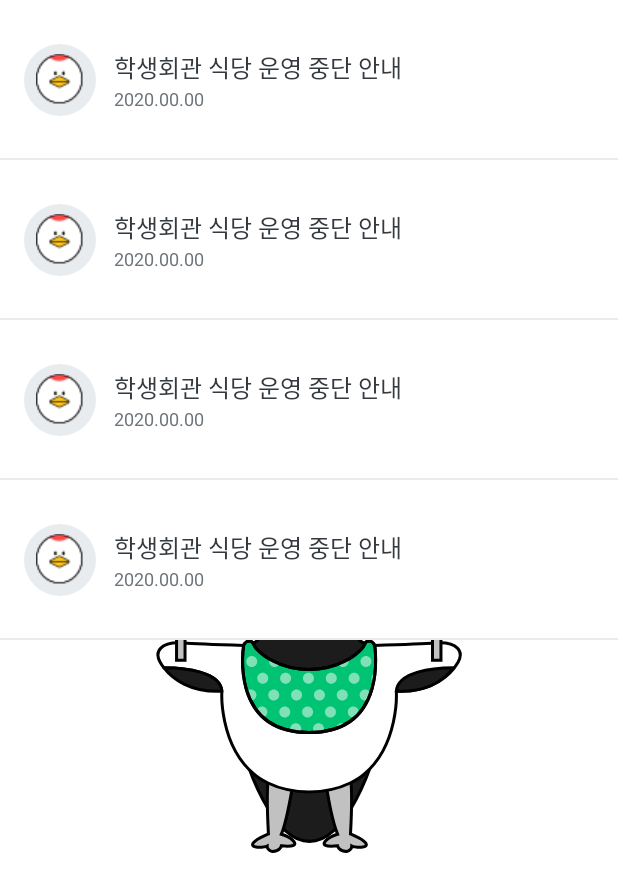
After one commit to 9geunu/Delicias, an Android app: the fragment NotificationFragment shown on its own in the app's theme, on a phone screen of 412 x 824 dp. The commit adds this screen. Shown: the top 892 px of the screen. Run offline under Robolectric (Android 15) with nearby library versions, the phone set to English and light mode, and no system bars; our stand-ins replace data binding; network calls fail.

Commit message:
Add NotificationCenter

```diff
--- a/app/build.gradle
+++ b/app/build.gradle
@@ -56,6 +56,7 @@
     implementation 'com.google.android.material:material:1.2.1'
     implementation 'com.naver.maps:map-sdk:3.10.0'
     implementation("com.google.android.gms:play-services-location:17.1.0")
+    implementation 'androidx.legacy:legacy-support-v4:1.0.0'
     kapt "androidx.room:room-compiler:2.3.0-alpha04"
     testImplementation 'junit:junit:4.13'
     androidTestImplementation 'androidx.test.ext:junit:1.1.2'
--- /dev/null
+++ b/app/src/main/java/com/example/delicias/domain/Notification.kt
@@ -0,0 +1,8 @@
+package com.example.delicias.domain
+
+data class Notification(
+    val id: Long,
+    val notificationSummary: String,
+    val date: String,
+    val body: String
+)
--- /dev/null
+++ b/app/src/main/java/com/example/delicias/ui/notification/NotificationAdapter.kt
@@ -0,0 +1,50 @@
+package com.example.delicias.ui.notification
+
+import android.view.LayoutInflater
+import android.view.View
+import android.view.ViewGroup
+import android.widget.TextView
+import androidx.constraintlayout.widget.ConstraintLayout
+import androidx.recyclerview.widget.DiffUtil
+import androidx.recyclerview.widget.ListAdapter
+import androidx.recyclerview.widget.RecyclerView
+import com.example.delicias.R
+import com.example.delicias.domain.Notification
+
+class NotificationAdapter() : ListAdapter<Notification, NotificationAdapter.ViewHolder>(diffUtil){
+    companion object {
+        val diffUtil = object: DiffUtil.ItemCallback<Notification>() {
+            override fun areContentsTheSame(oldItem: Notification, newItem: Notification) =
+                oldItem == newItem
+
+            override fun areItemsTheSame(oldItem: Notification, newItem: Notification) =
+                oldItem.id == newItem.id
+        }
+    }
+
+    override fun onCreateViewHolder(parent: ViewGroup, viewType: Int): ViewHolder {
+        val inflater = LayoutInflater.from(parent.context)
+        val itemView = inflater.inflate(R.layout.item_notification, parent, false)
+
+        return ViewHolder(itemView)
+    }
+
+    override fun onBindViewHolder(holder: ViewHolder, position: Int) {
+        val notification = getItem(position)
+
+        with(holder) {
+            title.text = notification.notificationSummary
+            date.text = notification.date
+
+            layout.setOnClickListener {
+
+            }
+        }
+    }
+
+    class ViewHolder(itemView: View) : RecyclerView.ViewHolder(itemView){
+        var layout: ConstraintLayout = itemView.findViewById(R.id.cl_notification_layout)
+        var title: TextView = itemView.findViewById(R.id.tv_notification_title)
+        var date: TextView = itemView.findViewById(R.id.tv_notification_date)
+    }
+}
--- /dev/null
+++ b/app/src/main/java/com/example/delicias/ui/notification/NotificationFragment.kt
@@ -0,0 +1,40 @@
+package com.example.delicias.ui.notification
+
+import android.os.Bundle
+import androidx.fragment.app.Fragment
+import android.view.LayoutInflater
+import android.view.View
+import android.view.ViewGroup
+import androidx.databinding.DataBindingUtil
+import androidx.recyclerview.widget.DefaultItemAnimator
+import androidx.recyclerview.widget.LinearLayoutManager
+import com.example.delicias.R
+import com.example.delicias.databinding.FragmentNotificationBinding
+import com.example.delicias.domain.Notification
+
+class NotificationFragment : Fragment() {
+    lateinit var binding: FragmentNotificationBinding
+    lateinit var adapter: NotificationAdapter
+
+    override fun onCreateView(
+        inflater: LayoutInflater, container: ViewGroup?,
+        savedInstanceState: Bundle?
+    ): View? {
+        // Inflate the layout for this fragment
+        binding = DataBindingUtil.inflate(inflater, R.layout.fragment_notification, container, false)
+
+        adapter = NotificationAdapter()
+
+        binding.rvNotifications.layoutManager = LinearLayoutManager(this.requireContext())
+        binding.rvNotifications.itemAnimator = DefaultItemAnimator()
+        binding.rvNotifications.adapter = adapter
+
+        adapter.submitList(listOf(
+            Notification(1,"학생회관 식당 운영 중단 안내", "2020.00.00", ""),
+            Notification(1,"학생회관 식당 운영 중단 안내", "2020.00.00", ""),
+            Notification(1,"학생회관 식당 운영 중단 안내", "2020.00.00", ""),
+            Notification(1,"학생회관 식당 운영 중단 안내", "2020.00.00", "")))
+
+        return binding.root
+    }
+}
--- /dev/null
+++ b/app/src/main/res/layout/fragment_notification.xml
@@ -0,0 +1,20 @@
+<?xml version="1.0" encoding="utf-8"?>
+<layout>
+    <FrameLayout xmlns:android="http://schemas.android.com/apk/res/android"
+        xmlns:tools="http://schemas.android.com/tools"
+        android:layout_width="match_parent"
+        android:layout_height="match_parent"
+        tools:context=".ui.notification.NotificationFragment">
+
+        <androidx.core.widget.NestedScrollView
+            android:layout_width="match_parent"
+            android:layout_height="match_parent">
+
+            <androidx.recyclerview.widget.RecyclerView
+                android:id="@+id/rv_notifications"
+                android:layout_width="match_parent"
+                android:layout_height="wrap_content"
+                tools:listitem="@layout/item_notification"/>
+        </androidx.core.widget.NestedScrollView>
+    </FrameLayout>
+</layout>
--- /dev/null
+++ b/app/src/main/res/layout/item_notification.xml
@@ -0,0 +1,59 @@
+<?xml version="1.0" encoding="utf-8"?>
+<androidx.constraintlayout.widget.ConstraintLayout xmlns:android="http://schemas.android.com/apk/res/android"
+    android:layout_width="match_parent"
+    android:layout_height="wrap_content"
+    xmlns:app="http://schemas.android.com/apk/res-auto"
+    android:background="@drawable/shape_setting_item"
+    android:id="@+id/cl_notification_layout">
+
+    <FrameLayout
+        android:id="@+id/fl_notification_icon"
+        android:layout_width="wrap_content"
+        android:layout_height="wrap_content"
+        app:layout_constraintTop_toTopOf="parent"
+        app:layout_constraintBottom_toBottomOf="parent"
+        app:layout_constraintLeft_toLeftOf="parent"
+        android:layout_marginLeft="16dp"
+        android:layout_marginStart="16dp"
+        android:layout_marginTop="29dp"
+        android:layout_marginBottom="29dp">
+
+        <ImageView
+            android:layout_width="wrap_content"
+            android:layout_height="wrap_content"
+            android:background="@drawable/shape_gray_circle"/>
+
+        <ImageView
+            android:layout_width="wrap_content"
+            android:layout_height="wrap_content"
+            android:layout_gravity="center"
+            android:src="@drawable/haksik_small"/>
+    </FrameLayout>
+
+    <TextView
+        android:id="@+id/tv_notification_title"
+        android:layout_width="wrap_content"
+        android:layout_height="wrap_content"
+        android:textSize="16sp"
+        android:text="학생회관 식당 운영 중단 안내"
+        android:textColor="@color/gray"
+        app:layout_constraintLeft_toRightOf="@+id/fl_notification_icon"
+        app:layout_constraintTop_toTopOf="@+id/fl_notification_icon"
+        android:layout_marginTop="3dp"
+        android:layout_marginLeft="12dp"
+        android:layout_marginStart="12dp" />
+
+    <TextView
+        android:id="@+id/tv_notification_date"
+        android:layout_width="wrap_content"
+        android:layout_height="wrap_content"
+        android:textSize="12sp"
+        android:text="2020.00.00"
+        android:textColor="@color/battleShipGray"
+        app:layout_constraintLeft_toRightOf="@+id/fl_notification_icon"
+        app:layout_constraintBottom_toBottomOf="@+id/fl_notification_icon"
+        android:layout_marginLeft="12dp"
+        android:layout_marginStart="12dp"
+        android:layout_marginBottom="3dp"/>
+
+</androidx.constraintlayout.widget.ConstraintLayout>
--- a/app/src/main/res/values/colors.xml
+++ b/app/src/main/res/values/colors.xml
@@ -5,4 +5,6 @@
     <color name="colorAccent">#03DAC5</color>
     <color name="orange">#ee5f45</color>
     <color name="paleSalmon">#ffac9d</color>
+    <color name="gray">#343a40</color>
+    <color name="battleShipGray">#6c757d</color>
 </resources>
```
Also changed, not shown: app/src/main/AndroidManifest.xml (+9 -5 lines), app/src/main/java/com/example/delicias/ui/notification/NoticeFragment.kt (added, +19 -0 lines), app/src/main/java/com/example/delicias/ui/notification/NotificationCenterActivity.kt (added, +65 -0 lines), app/src/main/java/com/example/delicias/ui/setting/SettingFragment.kt (+7 -4 lines), app/src/main/res/layout/activity_notification_center.xml (added, +53 -0 lines), app/src/main/res/layout/fragment_notice.xml (added, +16 -0 lines), 1 other file.
